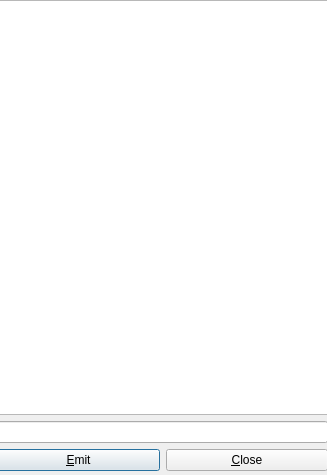
Old version of the form no7/chatroom.ui in the repository KeEminence/webChatRoom.
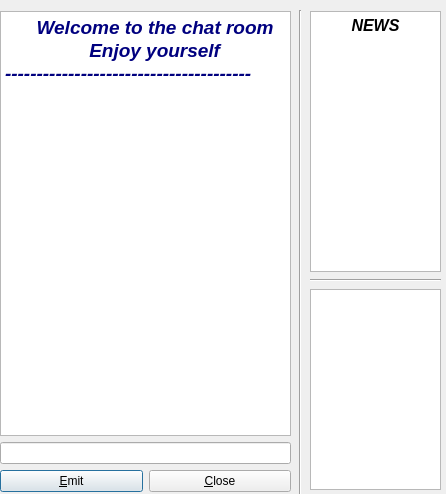
New version of the form.

```diff
--- a/no7/chatroom.ui
+++ b/no7/chatroom.ui
@@ -6,8 +6,8 @@
    <rect>
     <x>0</x>
     <y>0</y>
-    <width>327</width>
-    <height>475</height>
+    <width>446</width>
+    <height>494</height>
    </rect>
   </property>
   <property name="windowTitle">
@@ -16,15 +16,25 @@
   <widget class="QWidget" name="layoutWidget">
    <property name="geometry">
     <rect>
-     <x>-3</x>
-     <y>0</y>
-     <width>331</width>
-     <height>471</height>
+     <x>0</x>
+     <y>11</y>
+     <width>291</width>
+     <height>481</height>
     </rect>
    </property>
    <layout class="QVBoxLayout" name="verticalLayout">
     <item>
-     <widget class="QTextBrowser" name="browser"/>
+     <widget class="QTextBrowser" name="browser">
+      <property name="html">
+       <string>&lt;!DOCTYPE HTML PUBLIC &quot;-//W3C//DTD HTML 4.0//EN&quot; &quot;http://www.w3.org/TR/REC-html40/strict.dtd&quot;&gt;
+&lt;html&gt;&lt;head&gt;&lt;meta name=&quot;qrichtext&quot; content=&quot;1&quot; /&gt;&lt;style type=&quot;text/css&quot;&gt;
+p, li { white-space: pre-wrap; }
+&lt;/style&gt;&lt;/head&gt;&lt;body style=&quot; font-family:'Cantarell'; font-size:11pt; font-weight:400; font-style:normal;&quot;&gt;
+&lt;p style=&quot; margin-top:0px; margin-bottom:0px; margin-left:0px; margin-right:0px; -qt-block-indent:0; text-indent:0px;&quot;&gt;&lt;span style=&quot; font-size:14pt; font-weight:600; font-style:italic; color:#00007f;&quot;&gt;      Welcome to the chat room&lt;/span&gt;&lt;/p&gt;
+&lt;p style=&quot; margin-top:0px; margin-bottom:0px; margin-left:0px; margin-right:0px; -qt-block-indent:0; text-indent:0px;&quot;&gt;&lt;span style=&quot; font-size:14pt; font-weight:600; font-style:italic; color:#00007f;&quot;&gt;                Enjoy yourself&lt;/span&gt;&lt;/p&gt;
+&lt;p style=&quot; margin-top:0px; margin-bottom:0px; margin-left:0px; margin-right:0px; -qt-block-indent:0; text-indent:0px;&quot;&gt;&lt;span style=&quot; font-size:14pt; font-weight:600; font-style:italic; color:#00007f;&quot;&gt;---------------------------------------&lt;/span&gt;&lt;/p&gt;&lt;/body&gt;&lt;/html&gt;</string>
+      </property>
+     </widget>
     </item>
     <item>
      <widget class="QLineEdit" name="lineEdit"/>
@@ -49,6 +59,72 @@
     </item>
    </layout>
   </widget>
+  <widget class="Line" name="line">
+   <property name="geometry">
+    <rect>
+     <x>290</x>
+     <y>10</y>
+     <width>21</width>
+     <height>501</height>
+    </rect>
+   </property>
+   <property name="orientation">
+    <enum>Qt::Vertical</enum>
+   </property>
+  </widget>
+  <widget class="QWidget" name="layoutWidget">
+   <property name="geometry">
+    <rect>
+     <x>310</x>
+     <y>10</y>
+     <width>131</width>
+     <height>481</height>
+    </rect>
+   </property>
+   <layout class="QVBoxLayout" name="verticalLayout_2">
+    <item>
+     <widget class="QTextBrowser" name="browser1">
+      <property name="maximumSize">
+       <size>
+        <width>131</width>
+        <height>261</height>
+       </size>
+      </property>
+      <property name="html">
+       <string>&lt;!DOCTYPE HTML PUBLIC &quot;-//W3C//DTD HTML 4.0//EN&quot; &quot;http://www.w3.org/TR/REC-html40/strict.dtd&quot;&gt;
+&lt;html&gt;&lt;head&gt;&lt;meta name=&quot;qrichtext&quot; content=&quot;1&quot; /&gt;&lt;style type=&quot;text/css&quot;&gt;
+p, li { white-space: pre-wrap; }
+&lt;/style&gt;&lt;/head&gt;&lt;body style=&quot; font-family:'Cantarell'; font-size:11pt; font-weight:400; font-style:normal;&quot;&gt;
+&lt;p align=&quot;center&quot; style=&quot; margin-top:0px; margin-bottom:0px; margin-left:0px; margin-right:0px; -qt-block-indent:0; text-indent:0px;&quot;&gt;&lt;span style=&quot; font-size:12pt; font-weight:600; font-style:italic; color:#000000;&quot;&gt;NEWS&lt;/span&gt;&lt;/p&gt;&lt;/body&gt;&lt;/html&gt;</string>
+      </property>
+     </widget>
+    </item>
+    <item>
+     <widget class="Line" name="line_2">
+      <property name="orientation">
+       <enum>Qt::Horizontal</enum>
+      </property>
+     </widget>
+    </item>
+    <item>
+     <widget class="QTextBrowser" name="browser2">
+      <property name="maximumSize">
+       <size>
+        <width>16777215</width>
+        <height>201</height>
+       </size>
+      </property>
+      <property name="html">
+       <string>&lt;!DOCTYPE HTML PUBLIC &quot;-//W3C//DTD HTML 4.0//EN&quot; &quot;http://www.w3.org/TR/REC-html40/strict.dtd&quot;&gt;
+&lt;html&gt;&lt;head&gt;&lt;meta name=&quot;qrichtext&quot; content=&quot;1&quot; /&gt;&lt;style type=&quot;text/css&quot;&gt;
+p, li { white-space: pre-wrap; }
+&lt;/style&gt;&lt;/head&gt;&lt;body style=&quot; font-family:'Cantarell'; font-size:11pt; font-weight:400; font-style:normal;&quot;&gt;
+&lt;p align=&quot;center&quot; style=&quot;-qt-paragraph-type:empty; margin-top:0px; margin-bottom:0px; margin-left:0px; margin-right:0px; -qt-block-indent:0; text-indent:0px;&quot;&gt;&lt;br /&gt;&lt;/p&gt;&lt;/body&gt;&lt;/html&gt;</string>
+      </property>
+     </widget>
+    </item>
+   </layout>
+  </widget>
  </widget>
  <tabstops>
   <tabstop>lineEdit</tabstop>
```
